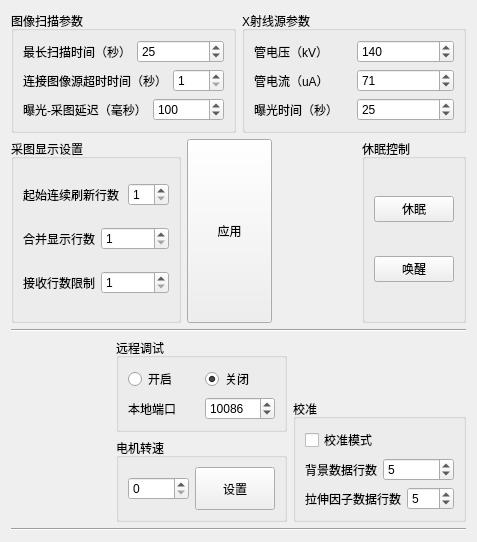
The window that syssettingswidget.ui (curious-heart/x-data-scanner) describes before a commit, drawn with Qt 5.
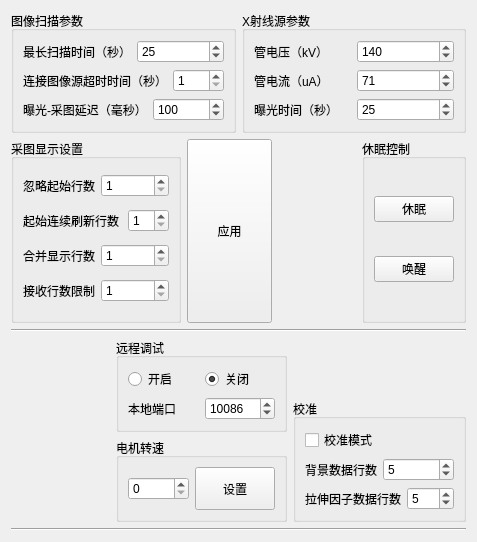
The same window after the commit.

Commit message: Add ignore pre-line setting; fix pixel value display bug.

```diff
--- a/syssettingswidget.ui
+++ b/syssettingswidget.ui
@@ -194,6 +194,27 @@
         <string>采图显示设置</string>
        </property>
        <layout class="QVBoxLayout" name="verticalLayout">
+        <item>
+         <layout class="QHBoxLayout" name="horizontalLayout_20">
+          <item>
+           <widget class="QLabel" name="ignorePreLineCntLbl">
+            <property name="text">
+             <string>忽略起始行数</string>
+            </property>
+           </widget>
+          </item>
+          <item>
+           <widget class="QSpinBox" name="ignorePreLineCntSpinbox">
+            <property name="minimum">
+             <number>1</number>
+            </property>
+            <property name="maximum">
+             <number>65535</number>
+            </property>
+           </widget>
+          </item>
+         </layout>
+        </item>
         <item>
          <layout class="QHBoxLayout" name="horizontalLayout_10">
           <item>
```
The commit also changes 8 other files.
